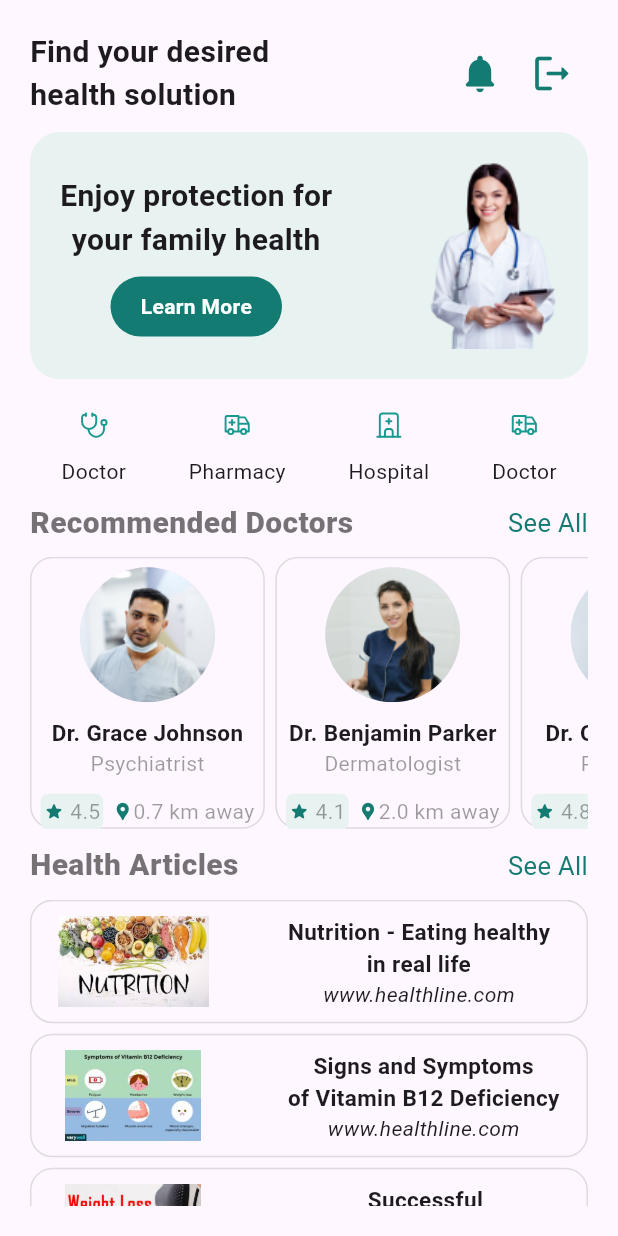
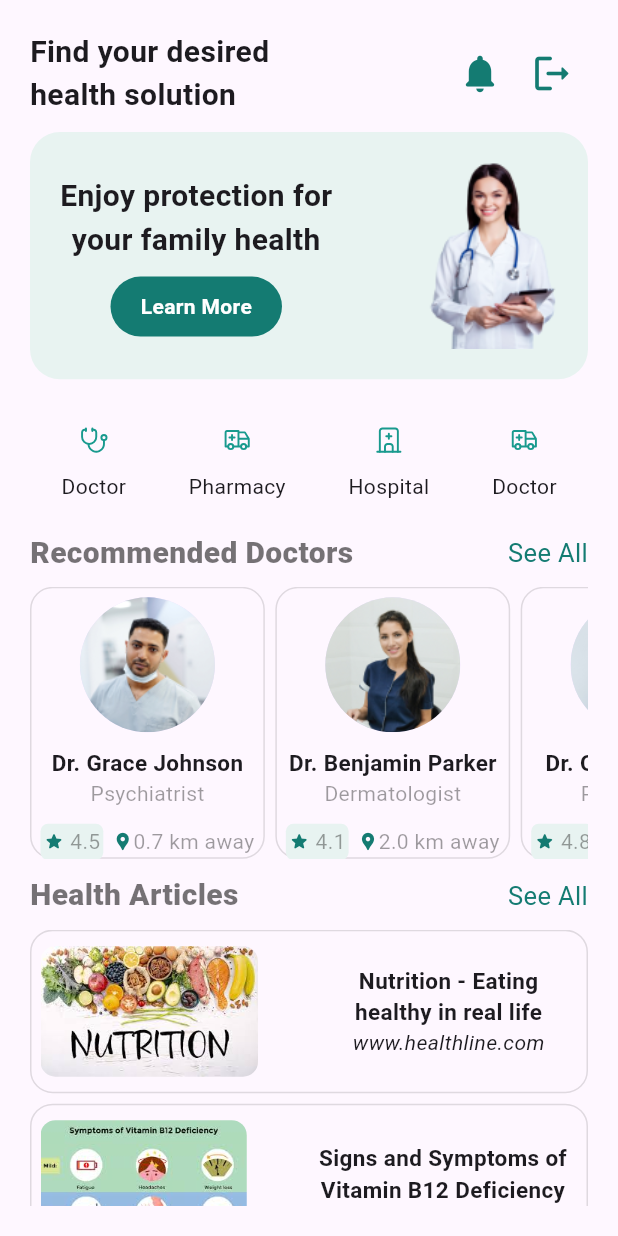
Before and after one commit to samarth-kaul/auth_healthcare_app, a Flutter app: the HomeScreen screen opened directly, on a phone screen of 412 x 824 dp. Run offline on Flutter 3.47's test engine with Material 3 defaults, Android fonts, the phone set to English and light mode, and no system bars; our stand-ins replace flutter_svg, google_sign_in, webview_flutter.

Commit message:
doctor screen ui started

```diff
--- a/lib/main.dart
+++ b/lib/main.dart
@@ -21,7 +21,7 @@ class MyApp extends StatelessWidget {
       theme: ThemeData.light().copyWith(
         primaryColor: const Color(0xff147B72),
       ),
-      home: HomeScreen(),
+      home: SplashScreen(),
     );
   }
 }
--- a/lib/models/health_articles.dart
+++ b/lib/models/health_articles.dart
@@ -13,49 +13,49 @@ class HealthArticle {
 
 List<HealthArticle> articles = [
   HealthArticle(
-      name: "Nutrition - Eating healthy\nin real life",
+      name: "Nutrition - Eating healthy in real life",
       image: "assets/images/nutrition.jpg",
       source: "www.healthline.com",
       url: "https://www.healthline.com/nutrition"),
   HealthArticle(
-      name: "Signs and Symptoms\nof Vitamin B12 Deficiency",
+      name: "Signs and Symptoms of Vitamin B12 Deficiency",
       image: "assets/images/vitaminb12.jpg",
       source: "www.healthline.com",
       url:
           "https://www.healthline.com/nutrition/vitamin-b12-deficiency-symptoms"),
   HealthArticle(
-      name: "Successful\nWeight-Loss",
+      name: "Successful Weight-Loss",
       image: "assets/images/weightloss.jpg",
       source: "www.medicalnewstoday.com",
       url: "https://www.medicalnewstoday.com/articles/303409"),
   HealthArticle(
-      name: "Managing\nChronic Conditions",
+      name: "Managing Chronic Conditions",
       image: "assets/images/chronic.jpg",
       source: "www.healthdirect.gov.au",
       url: "https://www.healthdirect.gov.au/management-of-chronic-conditions"),
   HealthArticle(
-      name: "Mental Health Stigma\nand Awareness",
+      name: "Mental Health Stigma and Awareness",
       image: "assets/images/healthstigma.jpg",
       source: "www.psychiatry.org",
       url:
           "https://www.psychiatry.org/patients-families/stigma-and-discrimination"),
   HealthArticle(
-      name: "Understanding Allergies\nand Managing Them",
+      name: "Understanding Allergies and Managing Them",
       image: "assets/images/allergy.jpg",
       source: "my.clevelandclinic.org",
       url: "https://my.clevelandclinic.org/health/diseases/8610-allergies"),
   HealthArticle(
-      name: "Stress: Coping with\nEveryday Problems",
+      name: "Stress: Coping with Everyday Problems",
       image: "assets/images/stress.jpg",
       source: "mhanational.org",
       url: "https://mhanational.org/conditions/stress"),
   HealthArticle(
-      name: "Healthy & Happy\nAging",
+      name: "Healthy & Happy Aging",
       image: "assets/images/happyageing.jpg",
       source: "www.everydayhealth.com",
       url: "https://www.everydayhealth.com/self-care/"),
   HealthArticle(
-      name: "Boosting Immunity\nNaturally",
+      name: "Boosting Immunity Naturally",
       image: "assets/images/immunity.jpg",
       source: "www.healthline.com",
       url: "https://www.healthline.com/nutrition/how-to-boost-immune-health"),
--- a/lib/screens/article_screen.dart
+++ b/lib/screens/article_webpage.dart
@@ -1,4 +1,6 @@
 // ignore_for_file: unnecessary_string_interpolations
+
+import 'dart:async';
 
 import 'package:flutter/material.dart';
 import 'package:webview_flutter/webview_flutter.dart';
--- a/lib/screens/home_screen.dart
+++ b/lib/screens/home_screen.dart
@@ -1,7 +1,8 @@
 import 'package:auth_healthcare_app/models/doctor_details.dart';
 import 'package:auth_healthcare_app/models/health_articles.dart';
-import 'package:auth_healthcare_app/screens/article_screen.dart';
+import 'package:auth_healthcare_app/screens/article_webpage.dart';
 import 'package:auth_healthcare_app/screens/best_docs_screen.dart';
+import 'package:auth_healthcare_app/screens/doc_screen.dart';
 import 'package:auth_healthcare_app/screens/onboarding_screen2.dart';
 import 'package:auth_healthcare_app/widgets/image.dart';
 import 'package:flutter/cupertino.dart';
@@ -119,7 +120,7 @@ class _HomeScreenState extends State<HomeScreen> {
                   ),
                 ),
                 const SizedBox(
-                  height: 10,
+                  height: 20,
                 ),
                 Row(
                   mainAxisAlignment: MainAxisAlignment.spaceAround,
@@ -167,7 +168,7 @@ class _HomeScreenState extends State<HomeScreen> {
                   ],
                 ),
                 const SizedBox(
-                  height: 10,
+                  height: 20,
                 ),
                 Row(
                   mainAxisAlignment: MainAxisAlignment.spaceBetween,
@@ -207,7 +208,19 @@ class _HomeScreenState extends State<HomeScreen> {
                     itemCount: doctors.length,
                     // itemCount: 5,
                     itemBuilder: (BuildContext context, int index) {
-                      return Container(
+                      return GestureDetector(
+                        onTap: () {
+                          Navigator.push(
+                              context,
+                              MaterialPageRoute(
+                                  builder: (context) => DocScreen(
+                                      name: doctors[index].name,
+                                      designation: doctors[index].designation,
+                                      distance: doctors[index].distance,
+                                      dp: doctors[index].dp,
+                                      rating: doctors[index].rating)));
+                        },
+                        child: Container(
                           padding: const EdgeInsets.only(
                               left: 6, right: 6, top: 6, bottom: 6),
                           margin: const EdgeInsets.only(right: 7),
@@ -227,26 +240,31 @@ class _HomeScreenState extends State<HomeScreen> {
                               const SizedBox(
                                 height: 10,
                               ),
-                            FittedBox(
-                              child: Text(
-                                textAlign: TextAlign.center,
+                              Text(
+                                maxLines: 1,
+                                overflow: TextOverflow.ellipsis,
+                                softWrap: false,
+                                // textAlign: TextAlign.center,
                                 doctors[index].name,
                                 style: const TextStyle(
                                     fontSize: 15, fontWeight: FontWeight.w600),
                               ),
-                            ),
+                              // const SizedBox(
+                              //   height: 5,
+                              // ),
                               Text(
                                 doctors[index].designation,
-                              style: TextStyle(color: Colors.black38),
+                                style: const TextStyle(color: Colors.black38),
                               ),
                               const SizedBox(height: 10),
                               Row(
-                              mainAxisAlignment: MainAxisAlignment.spaceBetween,
+                                mainAxisAlignment:
+                                    MainAxisAlignment.spaceBetween,
                                 children: [
                                   Container(
                                     padding: const EdgeInsets.all(2),
                                     decoration: BoxDecoration(
-                                    color: Color(0xffE8F3F1),
+                                      color: const Color(0xffE8F3F1),
                                       borderRadius: BorderRadius.circular(5),
                                     ),
                                     child: Row(
@@ -258,9 +276,11 @@ class _HomeScreenState extends State<HomeScreen> {
                                         ),
                                         Text(
                                             " " +
-                                              doctors[index].rating.toString(),
-                                          style:
-                                              TextStyle(color: Colors.black38)),
+                                                doctors[index]
+                                                    .rating
+                                                    .toString(),
+                                            style: TextStyle(
+                                                color: Colors.black38)),
                                       ],
                                     ),
                                   ),
@@ -275,7 +295,8 @@ class _HomeScreenState extends State<HomeScreen> {
                                         Text(
                                           doctors[index].distance.toString() +
                                               " km away",
-                                        style: TextStyle(color: Colors.black38),
+                                          style:
+                                              TextStyle(color: Colors.black38),
                                         ),
                                       ],
                                     ),
@@ -284,19 +305,14 @@ class _HomeScreenState extends State<HomeScreen> {
                               )
                             ],
                           ),
+                        ),
                       );
                     },
                   ),
                 ),
-                SizedBox(
-                  // height: sHeight * 0.01,
+                const SizedBox(
                   height: 10,
                 ),
-                // SvgPicture.asset(
-                //   "assets/card.svg",
-                //   height: sHeight * 0.28,
-                //   width: double.maxFinite,
-                // ),
                 Row(
                   mainAxisAlignment: MainAxisAlignment.spaceBetween,
                   children: [
@@ -319,7 +335,7 @@ class _HomeScreenState extends State<HomeScreen> {
                 ),
                 SizedBox(
                   height: sHeight * 0.3,
-                  width: double.maxFinite,
+                  // width: double.maxFinite,
                   child: ListView.builder(
                     shrinkWrap: true,
                     scrollDirection: Axis.vertical,
@@ -343,22 +359,29 @@ class _HomeScreenState extends State<HomeScreen> {
                               borderRadius: BorderRadius.circular(15),
                               border: Border.all(color: Colors.black12)),
                           width: double.maxFinite,
-                          height: sHeight * 0.1,
+                          // height: sHeight * 0.1,
                           child: Row(
                             // mainAxisAlignment: MainAxisAlignment.spaceAround,
                             children: [
-                              Image.asset(
+                              ClipRRect(
+                                borderRadius: BorderRadius.circular(10),
+                                child: Image.asset(
                                   articles[index].image,
-                                // height: sHeight * 0.6,
-                                width: sWidth * 0.3,
+                                  // height: sHeight * 0.2,
+                                  // width: sWidth * 0.2,
+                                  scale: 2,
+                                ),
                               ),
                               SizedBox(
                                 width: sWidth * 0.1,
                               ),
-                              Column(
+                              Expanded(
+                                child: Column(
                                   mainAxisAlignment: MainAxisAlignment.center,
                                   children: [
                                     Text(
+                                      maxLines: 2,
+                                      overflow: TextOverflow.ellipsis,
                                       textAlign: TextAlign.center,
                                       articles[index].name,
                                       style: const TextStyle(
@@ -367,10 +390,12 @@ class _HomeScreenState extends State<HomeScreen> {
                                     ),
                                     Text(
                                       articles[index].source,
-                                    style:
-                                        TextStyle(fontStyle: FontStyle.italic),
+                                      overflow: TextOverflow.ellipsis,
+                                      style: TextStyle(
+                                          fontStyle: FontStyle.italic),
                                     ),
                                   ],
+                                ),
                               ),
                             ],
                           ),
--- a/pubspec.yaml
+++ b/pubspec.yaml
@@ -40,6 +40,7 @@ dependencies:
   http: ^1.2.1
   webview_flutter: ^4.7.0
   google_sign_in: ^6.2.1
+  intl: ^0.19.0
 
 dev_dependencies:
   flutter_test:
```
Also changed, not shown: lib/screens/best_docs_screen.dart (+20 -5 lines), lib/screens/doc_screen.dart (added, +214 -0 lines), lib/widgets/calender.dart (added, +24 -0 lines), assets/images/immunity.jpg, lib/screens/articles_screen.dart (added), pubspec.lock. Lines whose indentation alone changed are shown as unchanged.
